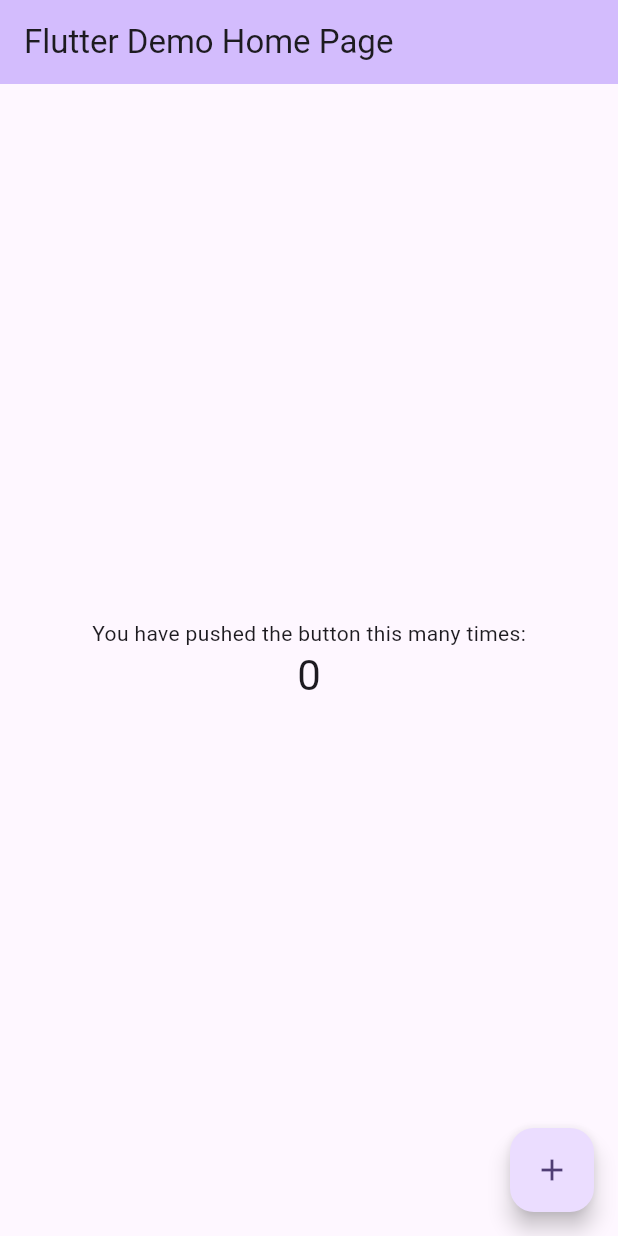
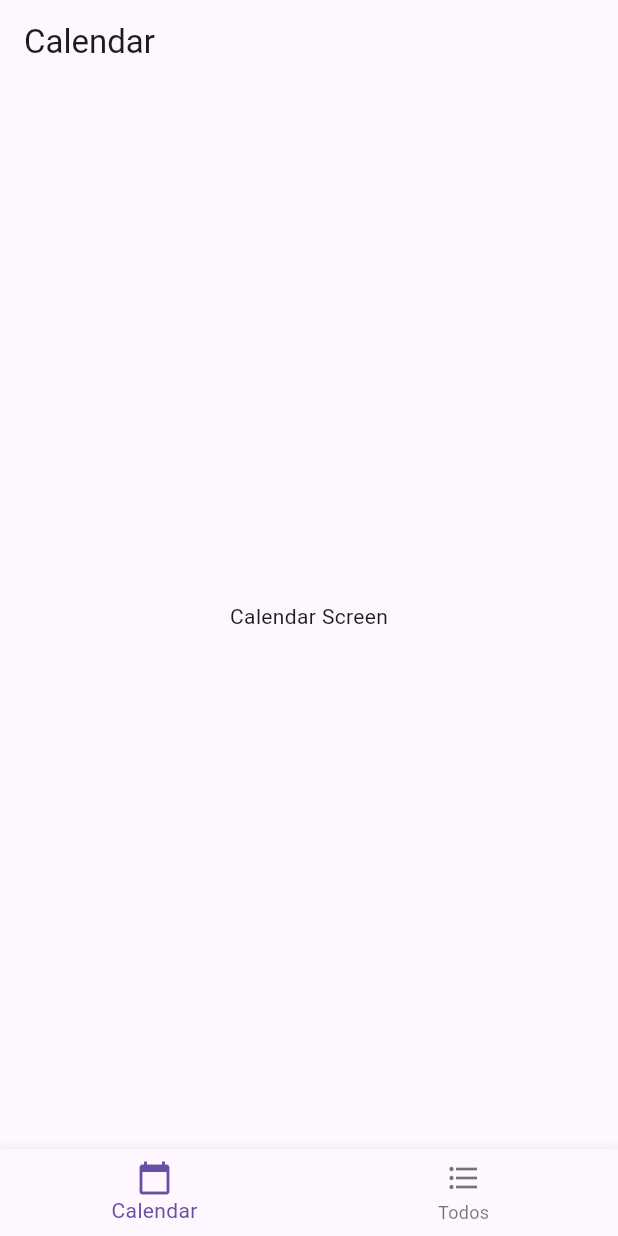
Before and after one commit to kristi-balla/mytodos, a Flutter app: the screen it shows after launch, on a phone screen of 412 x 824 dp. Run offline on Flutter 3.47's test engine with Material 3 defaults, Android fonts, the phone set to English and light mode, and no system bars.

Commit message:
added two screen switch functionality

```diff
--- a/lib/main.dart
+++ b/lib/main.dart
@@ -1,125 +1,83 @@
 import 'package:flutter/material.dart';
 
 void main() {
-  runApp(const MyApp());
+  runApp(TodoApp());
 }
 
-class MyApp extends StatelessWidget {
-  const MyApp({super.key});
-
-  // This widget is the root of your application.
+class TodoApp extends StatelessWidget {
   @override
   Widget build(BuildContext context) {
     return MaterialApp(
-      title: 'Flutter Demo',
+      title: 'Todo App',
       theme: ThemeData(
-        // This is the theme of your application.
-        //
-        // TRY THIS: Try running your application with "flutter run". You'll see
-        // the application has a purple toolbar. Then, without quitting the app,
-        // try changing the seedColor in the colorScheme below to Colors.green
-        // and then invoke "hot reload" (save your changes or press the "hot
-        // reload" button in a Flutter-supported IDE, or press "r" if you used
-        // the command line to start the app).
-        //
-        // Notice that the counter didn't reset back to zero; the application
-        // state is not lost during the reload. To reset the state, use hot
-        // restart instead.
-        //
-        // This works for code too, not just values: Most code changes can be
-        // tested with just a hot reload.
-        colorScheme: ColorScheme.fromSeed(seedColor: Colors.deepPurple),
-        useMaterial3: true,
+        primarySwatch: Colors.blue,
       ),
-      home: const MyHomePage(title: 'Flutter Demo Home Page'),
+      initialRoute: '/',
+      routes: {
+        '/': (context) => TodoScreen(),
+      },
     );
   }
 }
 
-class MyHomePage extends StatefulWidget {
-  const MyHomePage({super.key, required this.title});
-
-  // This widget is the home page of your application. It is stateful, meaning
-  // that it has a State object (defined below) that contains fields that affect
-  // how it looks.
-
-  // This class is the configuration for the state. It holds the values (in this
-  // case the title) provided by the parent (in this case the App widget) and
-  // used by the build method of the State. Fields in a Widget subclass are
-  // always marked "final".
-
-  final String title;
-
+class TodoScreen extends StatefulWidget {
   @override
-  State<MyHomePage> createState() => _MyHomePageState();
+  _TodoScreenState createState() => _TodoScreenState();
 }
 
-class _MyHomePageState extends State<MyHomePage> {
-  int _counter = 0;
-
-  void _incrementCounter() {
-    setState(() {
-      // This call to setState tells the Flutter framework that something has
-      // changed in this State, which causes it to rerun the build method below
-      // so that the display can reflect the updated values. If we changed
-      // _counter without calling setState(), then the build method would not be
-      // called again, and so nothing would appear to happen.
-      _counter++;
-    });
-  }
+class _TodoScreenState extends State<TodoScreen> {
+  int _currentIndex = 0;
 
   @override
   Widget build(BuildContext context) {
-    // This method is rerun every time setState is called, for instance as done
-    // by the _incrementCounter method above.
-    //
-    // The Flutter framework has been optimized to make rerunning build methods
-    // fast, so that you can just rebuild anything that needs updating rather
-    // than having to individually change instances of widgets.
     return Scaffold(
       appBar: AppBar(
-        // TRY THIS: Try changing the color here to a specific color (to
-        // Colors.amber, perhaps?) and trigger a hot reload to see the AppBar
-        // change color while the other colors stay the same.
-        backgroundColor: Theme.of(context).colorScheme.inversePrimary,
-        // Here we take the value from the MyHomePage object that was created by
-        // the App.build method, and use it to set our appbar title.
-        title: Text(widget.title),
+        title: _currentIndex == 0
+            ? const Text('Calendar')
+            : const Text('Todo List'),
       ),
-      body: Center(
-        // Center is a layout widget. It takes a single child and positions it
-        // in the middle of the parent.
-        child: Column(
-          // Column is also a layout widget. It takes a list of children and
-          // arranges them vertically. By default, it sizes itself to fit its
-          // children horizontally, and tries to be as tall as its parent.
-          //
-          // Column has various properties to control how it sizes itself and
-          // how it positions its children. Here we use mainAxisAlignment to
-          // center the children vertically; the main axis here is the vertical
-          // axis because Columns are vertical (the cross axis would be
-          // horizontal).
-          //
-          // TRY THIS: Invoke "debug painting" (choose the "Toggle Debug Paint"
-          // action in the IDE, or press "p" in the console), to see the
-          // wireframe for each widget.
-          mainAxisAlignment: MainAxisAlignment.center,
-          children: <Widget>[
-            const Text(
-              'You have pushed the button this many times:',
-            ),
-            Text(
-              '$_counter',
-              style: Theme.of(context).textTheme.headlineMedium,
-            ),
-          ],
-        ),
+      body:
+          _currentIndex == 0 ? const CalendarScreen() : const TodoListScreen(),
+      bottomNavigationBar: BottomNavigationBar(
+        currentIndex: _currentIndex,
+        onTap: (index) {
+          setState(() {
+            _currentIndex = index;
+          });
+        },
+        items: const [
+          BottomNavigationBarItem(
+            icon: Icon(Icons.calendar_today),
+            label: 'Calendar',
+          ),
+          BottomNavigationBarItem(
+            icon: Icon(Icons.format_list_bulleted),
+            label: 'Todos',
+          ),
+        ],
       ),
-      floatingActionButton: FloatingActionButton(
-        onPressed: _incrementCounter,
-        tooltip: 'Increment',
-        child: const Icon(Icons.add),
-      ), // This trailing comma makes auto-formatting nicer for build methods.
     );
   }
 }
+
+class CalendarScreen extends StatelessWidget {
+  const CalendarScreen({super.key});
+
+  @override
+  Widget build(BuildContext context) {
+    return const Center(
+      child: Text('Calendar Screen'),
+    );
+  }
+}
+
+class TodoListScreen extends StatelessWidget {
+  const TodoListScreen({super.key});
+
+  @override
+  Widget build(BuildContext context) {
+    return const Center(
+      child: Text('Todo List Screen'),
+    );
+  }
+}
```
